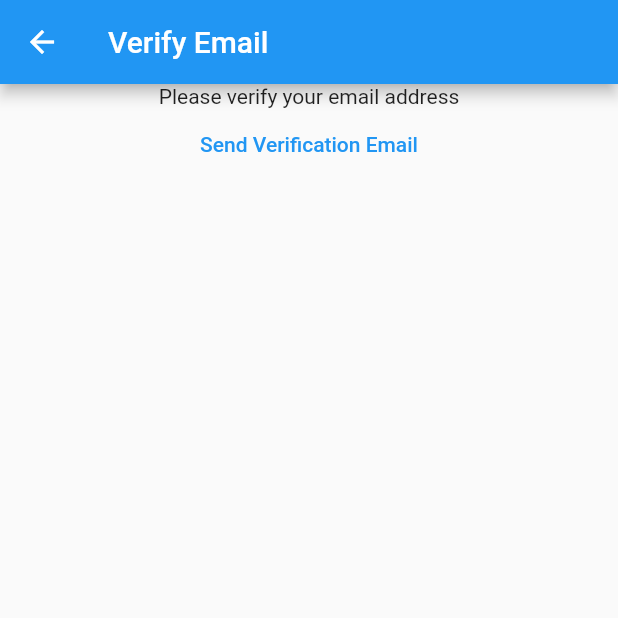
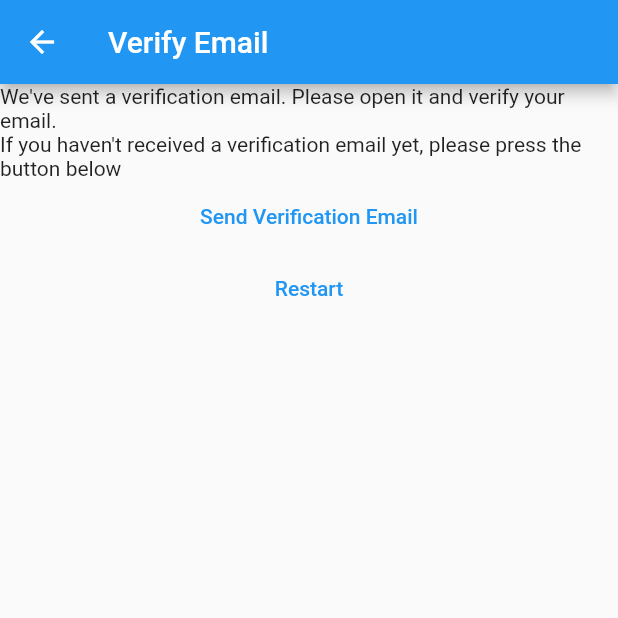
Before and after one commit to Kalanithi96/notes, a Flutter app: the VerifyEmailView screen opened directly, on a phone screen of 412 x 824 dp, the top half of it. Run offline on Flutter 3.47's test engine with Material 2 defaults, Android fonts, the phone set to English and light mode, and no system bars; our stand-ins replace firebase_auth, firebase_core; accounts and stored records are empty.

Commit message:
Added routes to Verify Email view

```diff
--- a/lib/constants/routes.dart
+++ b/lib/constants/routes.dart
@@ -1,3 +1,4 @@
 const loginRoute = '/login/';
 const registerRoute = '/register/';
 const notesRoute = '/notes/';
+const verifyEmailRoute = '/verifyEmail/';
--- a/lib/main.dart
+++ b/lib/main.dart
@@ -3,7 +3,7 @@ import 'package:firebase_core/firebase_core.dart';
 import 'package:flutter/material.dart';
 import 'package:notes/constants/routes.dart';
 import 'package:notes/firebase_options.dart';
-import 'package:notes/views/email_verify.dart';
+import 'package:notes/views/verify_email.dart';
 import 'package:notes/views/login_view.dart';
 import 'package:notes/views/notes_view.dart';
 import 'package:notes/views/register_view.dart';
@@ -20,6 +20,7 @@ void main() {
         loginRoute: (context) => const LoginView(),
         registerRoute: (context) => const RegisterView(),
         notesRoute: (context) => const NotesView(),
+        verifyEmailRoute: (context) => const VerifyEmailView(),
       },
     )
     );
--- a/lib/views/login_view.dart
+++ b/lib/views/login_view.dart
@@ -66,6 +66,7 @@ class _LoginViewState extends State<LoginView> {
                       .signInWithEmailAndPassword(
                           email: email, password: password);
                   devtools.log(userCred.toString());
+
                   Navigator.of(context).pushNamedAndRemoveUntil(
                     notesRoute,
                     (route) => false,
@@ -76,7 +77,7 @@ class _LoginViewState extends State<LoginView> {
                     "Error: ${e.code}",
                   );
                   devtools.log(e.toString());
-                } on Exception catch (e) {
+                } catch (e) {
                   await showErrorDialog(
                     context,
                     "Error: ${e.toString()}",
--- a/lib/views/email_verify.dart
+++ b/lib/views/verify_email.dart
@@ -1,5 +1,6 @@
 import 'package:firebase_auth/firebase_auth.dart';
 import 'package:flutter/material.dart';
+import 'package:notes/constants/routes.dart';
 
 class VerifyEmailView extends StatefulWidget {
   const VerifyEmailView({super.key});
@@ -17,7 +18,10 @@ class _VerifyEmailViewState extends State<VerifyEmailView> {
       ),
       body: Column(
         children: [
-          const Text("Please verify your email address"),
+          const Text(
+              "We've sent a verification email. Please open it and verify your email."),
+          const Text(
+              "If you haven't received a verification email yet, please press the button below"),
           Center(
             child: TextButton(
               onPressed: () async {
@@ -27,6 +31,18 @@ class _VerifyEmailViewState extends State<VerifyEmailView> {
               child: const Text("Send Verification Email"),
             ),
           ),
+          Center(
+            child: TextButton(
+              onPressed: () async {
+                await FirebaseAuth.instance.signOut();
+                Navigator.of(context).pushNamedAndRemoveUntil(
+                  registerRoute,
+                  (route) => false,
+                );
+              },
+              child: const Text("Restart"),
+            ),
+          ),
         ],
       ),
     );
```
Also changed, not shown: lib/views/register_view.dart (+4 -7 lines).
